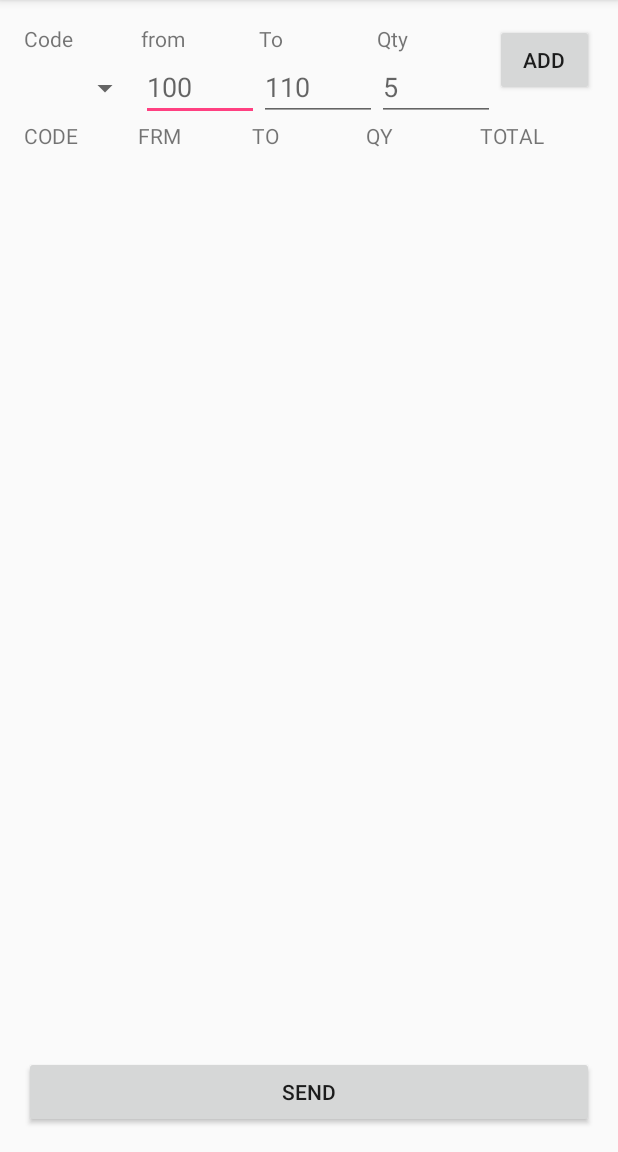
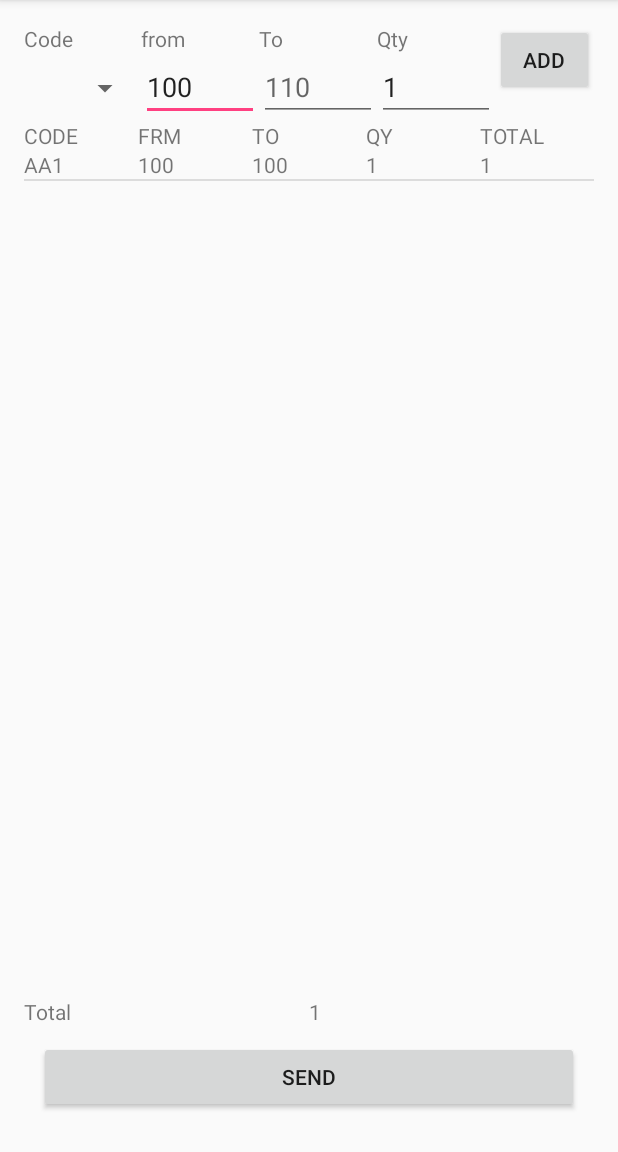
Before and after one commit to maheshgiri/MyEvApp, an Android app: the screen it shows after launch (MainActivity), after a tap on "ADD", on a phone screen of 412 x 824 dp, the part 84-1236 px from its top. Run offline under Robolectric (Android 15) with nearby library versions, the phone set to English and light mode, and no system bars.

Commit message:
Completed First Screen

```diff
--- a/ProjectOne/app/src/main/java/com/example/hungry/projectone/MainActivity.java
+++ b/ProjectOne/app/src/main/java/com/example/hungry/projectone/MainActivity.java
@@ -2,6 +2,8 @@ package com.example.hungry.projectone;
 
 import android.support.v7.app.AppCompatActivity;
 import android.os.Bundle;
+import android.util.Log;
+import android.view.LayoutInflater;
 import android.view.View;
 import android.view.ViewGroup;
 import android.widget.AdapterView;
@@ -11,49 +13,58 @@ import android.widget.Button;
 import android.widget.EditText;
 import android.widget.ListView;
 import android.widget.Spinner;
+import android.widget.TextView;
 
 import java.util.ArrayList;
 import java.util.List;
 
-public class MainActivity extends AppCompatActivity  implements AdapterView.OnItemSelectedListener,View.OnClickListener{
-protected String names[]={"AA1","AA2"};
-protected ListView showInfoListView;
-protected Spinner spinnerNames;
-protected List<TableInfo> listTableInfo;
-private Button addButton, sendButton;
-private EditText fromEditText,toEditText,qtyEditText;
-
+public class MainActivity extends AppCompatActivity implements AdapterView.OnItemSelectedListener, View.OnClickListener {
+    protected String names[] = {"AA1", "AA2"};
+    protected ListView showInfoListView;
+    protected Spinner spinnerNames;
+    protected List<TableInfo> listTableInfo;
+    private Button addButton, sendButton;
+    private EditText fromEditText, toEditText, qtyEditText;
+    private int from, to, qty,totalSum=0;
+    private String code;
+    ArrayAdapter arrayAdapter;
+    TextView totalSumTextView;
     @Override
     protected void onCreate(Bundle savedInstanceState) {
         super.onCreate(savedInstanceState);
         setContentView(R.layout.activity_main);
-        listTableInfo=new ArrayList<>();
-        spinnerNames=(Spinner)findViewById(R.id.spinner);
-        showInfoListView=(ListView)findViewById(R.id.listInfo);
-        showInfoListView.setAdapter(new ShowListInfoAdaptor());
-        ArrayAdapter arrayAdapter=new ArrayAdapter(this,android.R.layout.simple_spinner_item,names);
-        fromEditText=(EditText)findViewById(R.id.editext_From);
-        toEditText=(EditText)findViewById(R.id.editext_To);
-        qtyEditText=(EditText)findViewById(R.id.editext_Qty);
-        addButton=(Button)findViewById(R.id.addButton);
+        listTableInfo = new ArrayList<>();
+        spinnerNames = (Spinner) findViewById(R.id.spinner);
+        showInfoListView = (ListView) findViewById(R.id.listInfo);
+        showInfoListView.setAdapter(new ShowListInfoAdaptor(listTableInfo));
+        arrayAdapter = new ArrayAdapter(this, android.R.layout.simple_spinner_item, names);
+        fromEditText = (EditText) findViewById(R.id.editext_From);
+        toEditText = (EditText) findViewById(R.id.editext_To);
+        qtyEditText = (EditText) findViewById(R.id.editext_Qty);
+        fromEditText.setText("100");
+        qtyEditText.setText("1");
+        addButton = (Button) findViewById(R.id.addButton);
         addButton.setOnClickListener(this);
-        sendButton =(Button)findViewById(R.id.sendButton);
+        sendButton = (Button) findViewById(R.id.sendButton);
         sendButton.setOnClickListener(this);
         arrayAdapter.setDropDownViewResource(android.R.layout.simple_dropdown_item_1line);
         spinnerNames.setAdapter(arrayAdapter);
+        totalSumTextView=(TextView)findViewById(R.id.textViewTotleSum);
         spinnerNames.setOnItemSelectedListener(this);
-
     }
 
     @Override
     public void onItemSelected(AdapterView<?> parent, View view, int position, long id) {
+       code=names[position];
+    }
 
+    int calculateTotal(int from, int to, int qty) {
+        int total = 0;
+        total=((to+1)-from)*qty;
+        if(total<0) total=total*(-1);
+        return total;
     }
-int calculateTotal(int from,int to,int qty){
- int total=0;
 
-    return total;
-}
     @Override
     public void onNothingSelected(AdapterView<?> parent) {
 
@@ -61,25 +72,56 @@ int calculateTotal(int from,int to,int qty){
 
     @Override
     public void onClick(View v) {
-        switch (v.getId()){
+        switch (v.getId()) {
             case R.id.sendButton:
 
                 break;
             case R.id.addButton:
-
+                addData();
                 break;
         }
     }
 
+    private void addData() {
+        TableInfo tableInfo = new TableInfo();
+        tableInfo.setFrom(Integer.parseInt(fromEditText.getText().toString()));
+        Log.d("From", fromEditText.getText().toString());
+        if (toEditText.getText().toString().length() > 0 && toEditText.getText().toString() != "")
+            tableInfo.setTo(Integer.parseInt(toEditText.getText().toString()));
+        else tableInfo.setTo(Integer.parseInt(fromEditText.getText().toString()));//else set to
+        Log.d("To", toEditText.getText().toString());
+        tableInfo.setQty(Integer.parseInt(qtyEditText.getText().toString()));
+        Log.d("Qty", qtyEditText.getText().toString());
+        tableInfo.setCode(code);
+        int theTotal=calculateTotal(tableInfo.getFrom(),tableInfo.getTo(),tableInfo.getQty());
+        totalSum=totalSum+theTotal;
+        tableInfo.setTotal(theTotal);
+        totalSumTextView.setText(""+totalSum);
+        tableInfo.setTotalSum(totalSum);
+        listTableInfo.add(tableInfo);
+
+        arrayAdapter.notifyDataSetChanged();
+    }
+
     private class ShowListInfoAdaptor extends BaseAdapter {
+        List<TableInfo> listTableInfo;
+        public ShowListInfoAdaptor(List<TableInfo> listTableInfo) {
+            updateResults(listTableInfo);
+        }
+        public void updateResults(List<TableInfo> results) {
+            listTableInfo = results;
+            //Triggers the list update
+            notifyDataSetChanged();
+        }
         @Override
         public int getCount() {
-            return 0;
+            if (listTableInfo.isEmpty()) return 0;
+            else return listTableInfo.size();
         }
 
         @Override
         public Object getItem(int position) {
-            return null;
+            return listTableInfo.get(position);
         }
 
         @Override
@@ -89,7 +131,24 @@ int calculateTotal(int from,int to,int qty){
 
         @Override
         public View getView(int position, View convertView, ViewGroup parent) {
-            return null;
+              LayoutInflater layoutInflater=getLayoutInflater();
+              View view=layoutInflater.inflate(R.layout.activity_showinfo, null);
+            TextView fromTextView=(TextView)view.findViewById(R.id.textViewFrom);
+            TextView codeTextView=(TextView)view.findViewById(R.id.textViewCode);
+            TextView toTextView=(TextView)view.findViewById(R.id.textViewTo);
+            TextView qtyTextView=(TextView)view.findViewById(R.id.textViewQty);
+            TextView totalTextView=(TextView)view.findViewById(R.id.textViewTotal);
+            fromTextView.setText(""+listTableInfo.get(position).getFrom());
+            toTextView.setText(""+listTableInfo.get(position).getTo());
+            codeTextView.setText(listTableInfo.get(position).getCode());
+            qtyTextView.setText(""+listTableInfo.get(position).getQty());
+            totalTextView.setText(""+listTableInfo.get(position).getTotal());
+            return view;
+        }
+
+        @Override
+        public void notifyDataSetChanged() {
+         super.notifyDataSetChanged();
         }
     }
 }
--- a/ProjectOne/app/src/main/java/com/example/hungry/projectone/TableInfo.java
+++ b/ProjectOne/app/src/main/java/com/example/hungry/projectone/TableInfo.java
@@ -5,21 +5,31 @@ package com.example.hungry.projectone;
  */
 public class TableInfo {
 String Code;
-int from;
-int to;
-int qty;
+int from=100;
+int to=100;
+int qty=1;
 int total;
-
-TableInfo(String code,int from,int to,int qty,int total){
+int totalSum;
+TableInfo(String code,int from,int to,int qty,int total,int totalSum){
     this.Code=code;
     this.from=from;
     this.to=to;
     this.qty=qty;
     this.total=total;
+    this.totalSum=totalSum;
 }
 TableInfo(){
 
 }
+
+    public int getTotalSum() {
+        return totalSum;
+    }
+
+    public void setTotalSum(int totalSum) {
+        this.totalSum = totalSum;
+    }
+
     public String getCode() {
         return Code;
     }
--- a/ProjectOne/app/src/main/res/layout/activity_main.xml
+++ b/ProjectOne/app/src/main/res/layout/activity_main.xml
@@ -141,12 +141,31 @@
         android:layout_height="wrap_content"
         android:id="@+id/listInfo"
         android:layout_below="@+id/infi"
-        android:layout_above="@+id/sendButton">
+        android:layout_above="@+id/totalsumText">
     </ListView>
+        <TableRow android:layout_height="wrap_content"
+            android:layout_width="match_parent"
+            android:id="@+id/totalsumText"
+            android:layout_above="@+id/sendButton">
+            <TextView
+                android:layout_height="wrap_content"
+                android:layout_weight="1"
+                android:text="Total"
+                />
+            <TextView
+                android:layout_height="wrap_content"
+                android:layout_weight="1"
+                android:text="0"
+                android:id="@+id/textViewTotleSum"
+                />
+        </TableRow>
 <Button
     android:layout_width="match_parent"
     android:id="@+id/sendButton"
-    android:layout_alignParentBottom="true"
-    android:text="Send"
-    android:layout_height="wrap_content" />
+    android:text="@string/send"
+    android:layout_margin="10dp"
+    android:layout_height="wrap_content"
+    android:layout_alignParentLeft="true"
+    android:layout_alignParentStart="true"
+    android:layout_alignParentBottom="true" />
 </RelativeLayout>
--- a/ProjectOne/app/src/main/res/values/strings.xml
+++ b/ProjectOne/app/src/main/res/values/strings.xml
@@ -2,4 +2,5 @@
     <string name="app_name">ProjectOne</string>
     <string name="from">from</string>
     <string name="Code">Code</string>
+    <string name="send">Send</string>
 </resources>
```
